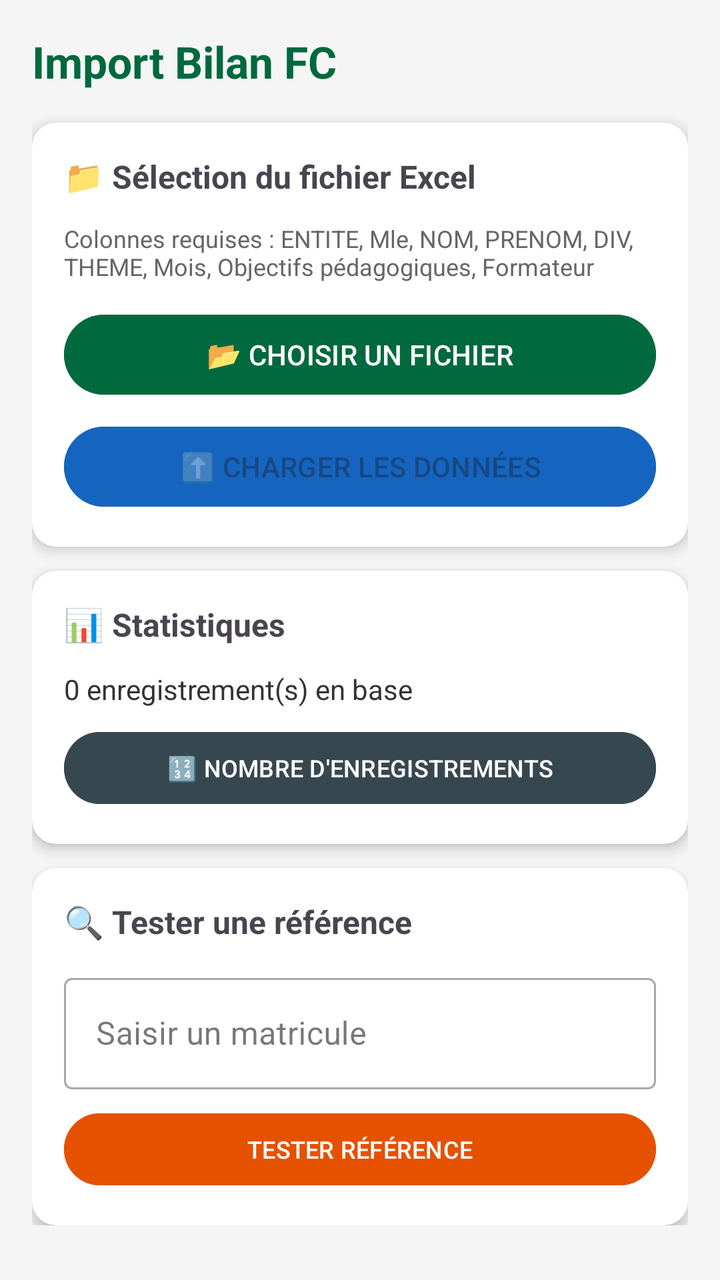
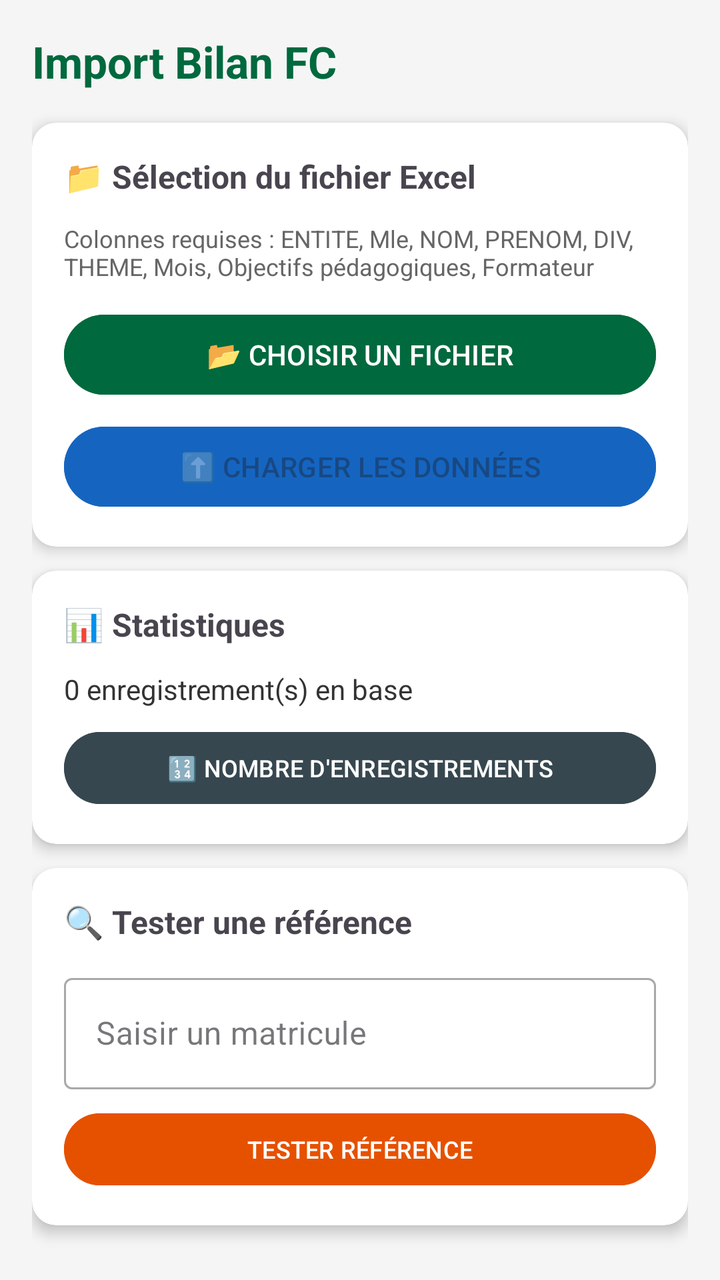

Before-and-after screenshots of an Android layout around one commit, followed by the original layout XML and the change that was made.
<!-- AndroidManifest.xml: application theme Theme.OCPEvalFormation -->
<!-- res/layout/fragment_import_bilan.xml -->
<?xml version="1.0" encoding="utf-8"?>
<ScrollView xmlns:android="http://schemas.android.com/apk/res/android"
    xmlns:app="http://schemas.android.com/apk/res-auto"
    android:layout_width="match_parent"
    android:layout_height="match_parent"
    android:background="#F5F5F5">

    <LinearLayout
        android:layout_width="match_parent"
        android:layout_height="wrap_content"
        android:orientation="vertical"
        android:padding="16dp">

        <TextView
            android:layout_width="wrap_content"
            android:layout_height="wrap_content"
            android:text="Import Bilan FC"
            android:textSize="22sp"
            android:textStyle="bold"
            android:textColor="@color/ocp_dark_green"
            android:layout_marginBottom="16dp" />

        
        <androidx.cardview.widget.CardView
            android:layout_width="match_parent"
            android:layout_height="wrap_content"
            app:cardCornerRadius="12dp"
            app:cardElevation="4dp"
            android:layout_marginBottom="12dp">

            <LinearLayout
                android:layout_width="match_parent"
                android:layout_height="wrap_content"
                android:orientation="vertical"
                android:padding="16dp">

                <TextView
                    android:layout_width="wrap_content"
                    android:layout_height="wrap_content"
                    android:text="📁 Sélection du fichier Excel"
                    android:textSize="16sp"
                    android:textStyle="bold"
                    android:layout_marginBottom="12dp" />

                <TextView
                    android:layout_width="wrap_content"
                    android:layout_height="wrap_content"
                    android:text="Colonnes requises : ENTITE, Mle, NOM, PRENOM, DIV, THEME, Mois, Objectifs pédagogiques, Formateur"
                    android:textSize="12sp"
                    android:textColor="#666"
                    android:layout_marginBottom="12dp" />

                <Button
                    android:id="@+id/btn_choisir_fichier"
                    android:layout_width="match_parent"
                    android:layout_height="48dp"
                    android:text="📂 CHOISIR UN FICHIER"
                    android:backgroundTint="@color/ocp_dark_green" />

                <TextView
                    android:id="@+id/tv_selected_file"
                    android:layout_width="wrap_content"
                    android:layout_height="wrap_content"
                    android:textSize="13sp"
                    android:textColor="#333"
                    android:layout_marginTop="8dp"
                    android:visibility="gone" />

                <Button
                    android:id="@+id/btn_charger"
                    android:layout_width="match_parent"
                    android:layout_height="48dp"
                    android:text="⬆️ CHARGER LES DONNÉES"
                    android:backgroundTint="#1565C0"
                    android:layout_marginTop="8dp"
                    android:enabled="false" />

                <ProgressBar
                    android:id="@+id/progress_import"
                    android:layout_width="wrap_content"
                    android:layout_height="wrap_content"
                    android:layout_gravity="center"
                    android:layout_marginTop="8dp"
                    android:visibility="gone" />

                <TextView
                    android:id="@+id/tv_import_result"
                    android:layout_width="match_parent"
                    android:layout_height="wrap_content"
                    android:textSize="14sp"
                    android:layout_marginTop="8dp"
                    android:visibility="gone" />
            </LinearLayout>
        </androidx.cardview.widget.CardView>

        
        <androidx.cardview.widget.CardView
            android:layout_width="match_parent"
            android:layout_height="wrap_content"
            app:cardCornerRadius="12dp"
            app:cardElevation="4dp"
            android:layout_marginBottom="12dp">

            <LinearLayout
                android:layout_width="match_parent"
                android:layout_height="wrap_content"
                android:orientation="vertical"
                android:padding="16dp">

                <TextView
                    android:layout_width="wrap_content"
                    android:layout_height="wrap_content"
                    android:text="📊 Statistiques"
                    android:textSize="16sp"
                    android:textStyle="bold"
                    android:layout_marginBottom="12dp" />

                <TextView
                    android:id="@+id/tv_enregistrements"
                    android:layout_width="wrap_content"
                    android:layout_height="wrap_content"
                    android:text="0 enregistrement(s) en base"
                    android:textSize="14sp"
                    android:textColor="#333"
                    android:layout_marginBottom="8dp" />

                <Button
                    android:id="@+id/btn_nombre_enregistrements"
                    android:layout_width="match_parent"
                    android:layout_height="44dp"
                    android:text="🔢 NOMBRE D'ENREGISTREMENTS"
                    android:backgroundTint="#37474F"
                    android:textSize="12sp" />
            </LinearLayout>
        </androidx.cardview.widget.CardView>

        
        <androidx.cardview.widget.CardView
            android:layout_width="match_parent"
            android:layout_height="wrap_content"
            app:cardCornerRadius="12dp"
            app:cardElevation="4dp">

            <LinearLayout
                android:layout_width="match_parent"
                android:layout_height="wrap_content"
                android:orientation="vertical"
                android:padding="16dp">

                <TextView
                    android:layout_width="wrap_content"
                    android:layout_height="wrap_content"
                    android:text="🔍 Tester une référence"
                    android:textSize="16sp"
                    android:textStyle="bold"
                    android:layout_marginBottom="12dp" />

                <com.google.android.material.textfield.TextInputLayout
                    android:layout_width="match_parent"
                    android:layout_height="wrap_content"
                    android:hint="Saisir un matricule"
                    style="@style/Widget.MaterialComponents.TextInputLayout.OutlinedBox"
                    android:layout_marginBottom="8dp">
                    <com.google.android.material.textfield.TextInputEditText
                        android:id="@+id/et_matricule"
                        android:layout_width="match_parent"
                        android:layout_height="wrap_content"
                        android:inputType="text" />
                </com.google.android.material.textfield.TextInputLayout>

                <Button
                    android:id="@+id/btn_tester_reference"
                    android:layout_width="match_parent"
                    android:layout_height="44dp"
                    android:text="TESTER RÉFÉRENCE"
                    android:backgroundTint="#E65100"
                    android:textSize="12sp" />

                <TextView
                    android:id="@+id/tv_resultat_test"
                    android:layout_width="match_parent"
                    android:layout_height="wrap_content"
                    android:textSize="13sp"
                    android:layout_marginTop="8dp"
                    android:padding="12dp"
                    android:background="#F5F5F5"
                    android:visibility="gone" />
            </LinearLayout>
        </androidx.cardview.widget.CardView>

    </LinearLayout>
</ScrollView>
<!-- resources referenced by this layout -->
<resources>
  <color name="ocp_dark_green">#00693E</color>
  <style name="Theme.OCPEvalFormation" parent="Theme.Material3.Light.NoActionBar">
          <item name="colorPrimary">@color/ocp_dark_green</item>
          <item name="colorPrimaryVariant">@color/ocp_medium_green</item>
          <item name="colorOnPrimary">@color/white</item>
          <item name="colorSecondary">@color/ocp_orange</item>
          <item name="colorOnSecondary">@color/white</item>
          <item name="android:statusBarColor">@color/ocp_dark_green</item>
      </style>
  <color name="ocp_medium_green">#00A86B</color>
  <color name="white">#FFFFFF</color>
  <color name="ocp_orange">#FF6B00</color>
</resources>

<!-- the commit's change to res/layout/fragment_import_bilan.xml (unified diff, before → after) -->
@@ -1,15 +1,18 @@
 <?xml version="1.0" encoding="utf-8"?>
-<ScrollView xmlns:android="http://schemas.android.com/apk/res/android"
+<androidx.core.widget.NestedScrollView
+    xmlns:android="http://schemas.android.com/apk/res/android"
     xmlns:app="http://schemas.android.com/apk/res-auto"
     android:layout_width="match_parent"
     android:layout_height="match_parent"
-    android:background="#F5F5F5">
+    android:background="#F5F5F5"
+    android:fillViewport="true">
 
     <LinearLayout
         android:layout_width="match_parent"
         android:layout_height="wrap_content"
         android:orientation="vertical"
-        android:padding="16dp">
+        android:padding="16dp"
+        android:paddingBottom="32dp">
 
         <TextView
             android:layout_width="wrap_content"
@@ -189,4 +192,4 @@
         </androidx.cardview.widget.CardView>
 
     </LinearLayout>
-</ScrollView>
+</androidx.core.widget.NestedScrollView>
